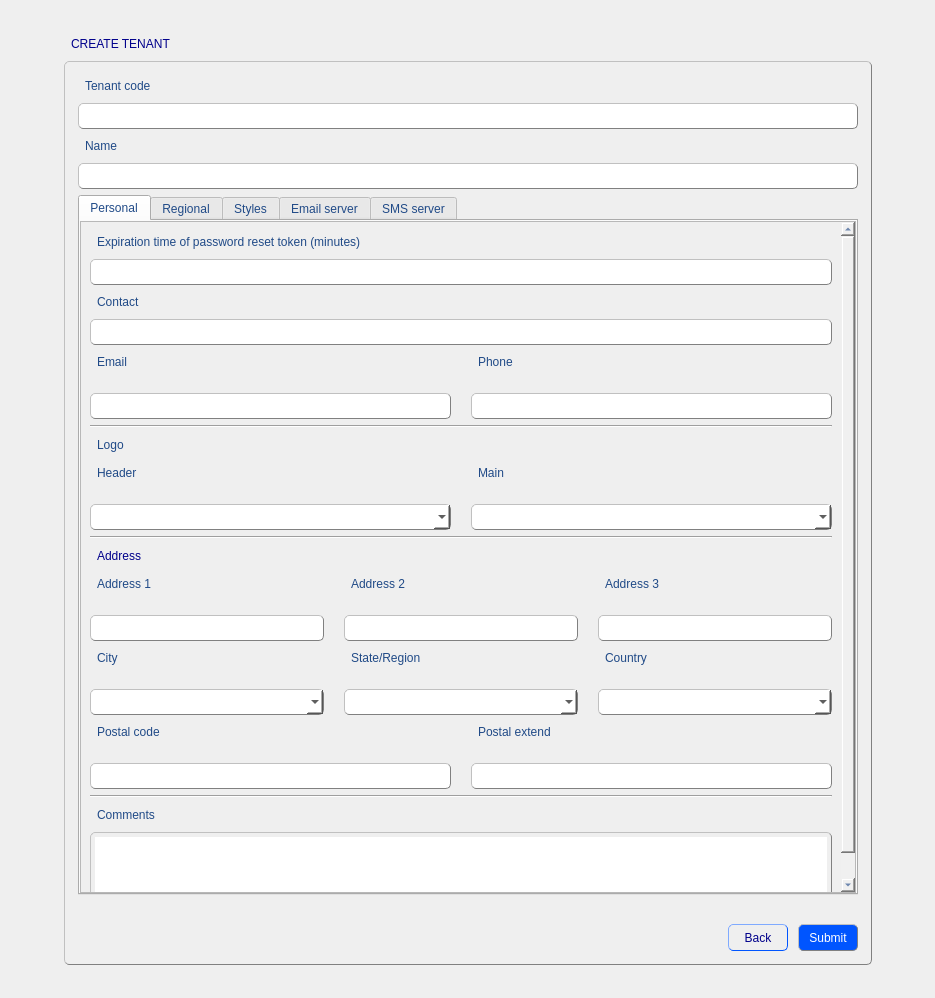
Above: Builder/Builder/createtenantform.ui from Rork96/QtProjects before the change. Below: the same form after it.
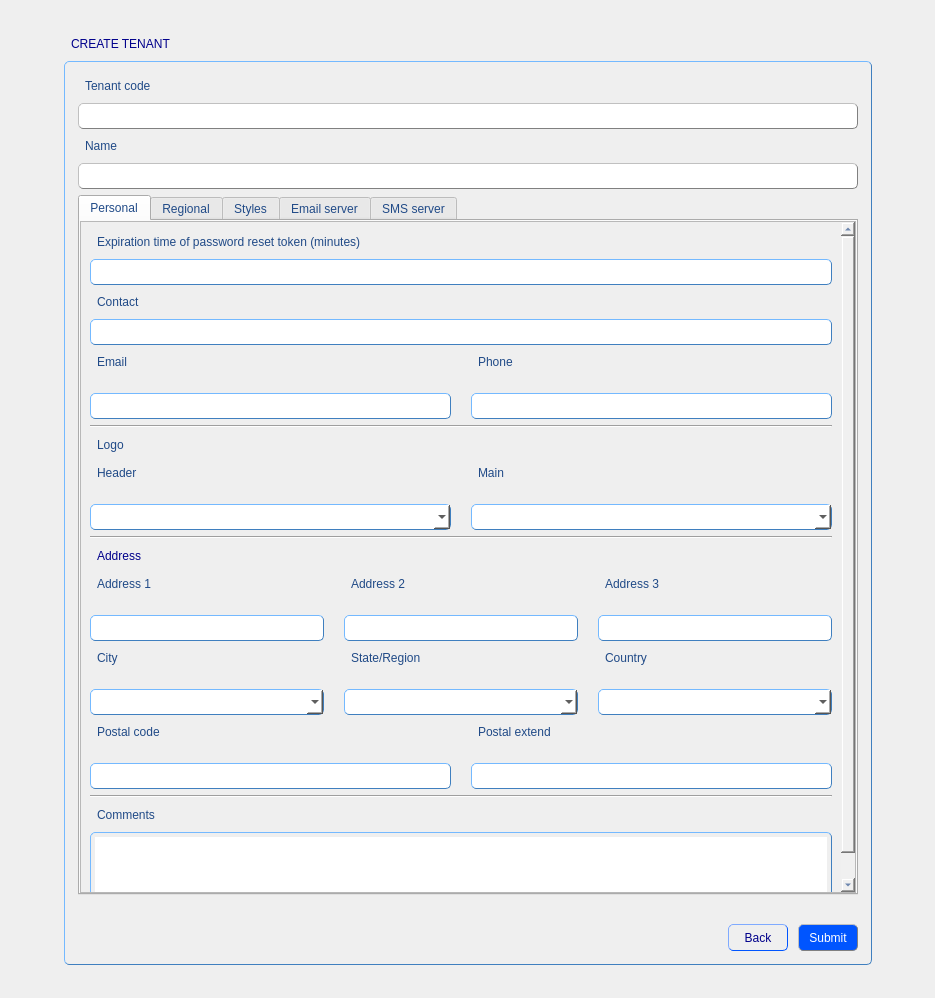
That is the form after the change.

```diff
--- a/Builder/Builder/createtenantform.ui
+++ b/Builder/Builder/createtenantform.ui
@@ -17,7 +17,7 @@
    <string notr="true">QGroupBox {
                color: black;
                padding: 4px;
-               border: 1px solid grey; 
+               border: 1px solid rgb(63, 127, 191); 
                border-radius: 5px;
                border-style: outset;
               }
@@ -25,7 +25,7 @@
                color: blue;
                padding: 4px;
                border-radius: 5px;
-               border: 1px solid grey; 
+               border: 1px solid rgb(63, 127, 191); 
                border-style: outset;
 	           font: 11pt &quot;MS Shell Dlg 2&quot;;
               }
@@ -43,7 +43,7 @@
 QLineEdit {
                color: black;
                padding: 4px;
-               border: 1px solid grey; 
+               border: 1px solid rgb(63, 127, 191); 
                border-radius: 5px;
                border-style: outset;
 	           font: 10pt &quot;MS Shell Dlg 2&quot;;
@@ -51,7 +51,7 @@
 QComboBox {
 			   color: black;
                padding: 4px;
-               border: 1px solid grey; 
+               border: 1px solid rgb(63, 127, 191); 
                border-radius: 5px;
                border-style: outset;
                font: 9pt &quot;MS Shell Dlg 2&quot;;
@@ -60,7 +60,7 @@
 QTextEdit {
                color: black;
                padding: 4px;
-               border: 1px solid grey; 
+               border: 1px solid rgb(63, 127, 191); 
                border-radius: 5px;
                border-style: outset;
 	           font: 10pt &quot;MS Shell Dlg 2&quot;;
@@ -187,8 +187,8 @@
               <rect>
                <x>0</x>
                <y>0</y>
-               <width>760</width>
-               <height>706</height>
+               <width>755</width>
+               <height>712</height>
               </rect>
              </property>
              <layout class="QGridLayout" name="gridLayout_8">
```
Left out of the diff: 14 changed lines with no effect on the pictures.
